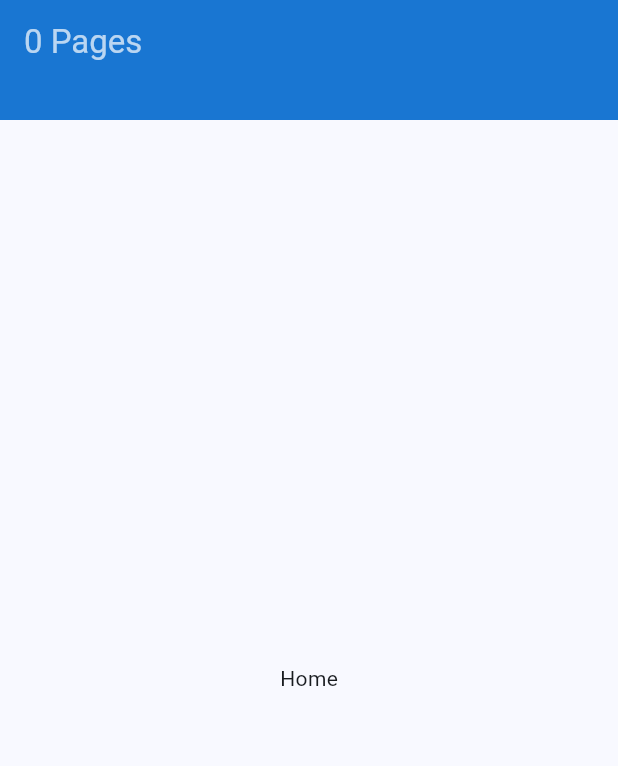
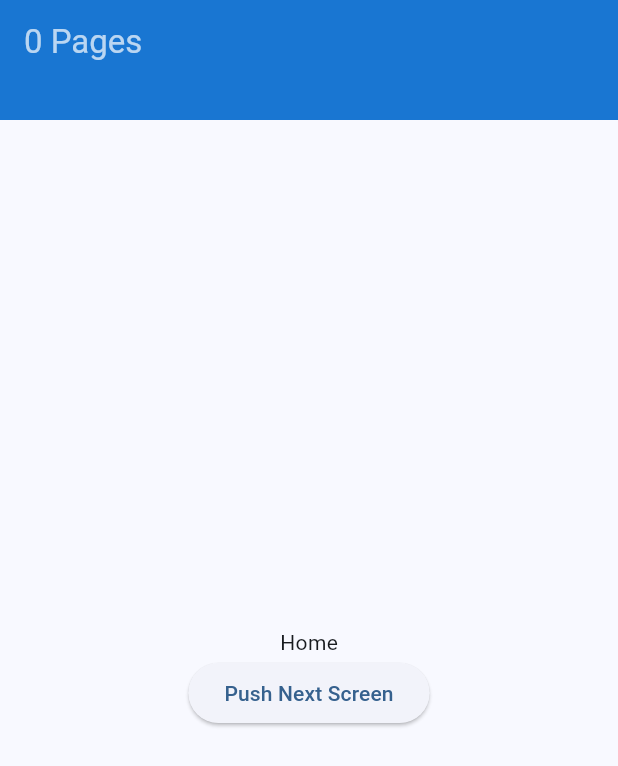
Before and after one commit to twinsunllc/navigation-example, a Flutter app: the screen it shows after launch, on a phone screen of 412 x 824 dp. Shown: the top 766 px of the screen. Run offline on Flutter 3.47's test engine with Material 3 defaults, Android fonts, the phone set to English and light mode, and no system bars; our stand-ins replace rxdart.

```diff
--- a/lib/bloc/navigation_bloc.dart
+++ b/lib/bloc/navigation_bloc.dart
@@ -1,3 +1,4 @@
+import 'package:flutter/material.dart';
 import 'package:rxdart/rxdart.dart';
 
 class NavigationBloc {
@@ -7,10 +8,10 @@ class NavigationBloc {
 
   static final NavigationBloc _instance = NavigationBloc._internal();
 
-  final BehaviorSubject<List<Object>> _stackSubject = BehaviorSubject.seeded([]);
+  final BehaviorSubject<List<Route>> _stackSubject = BehaviorSubject.seeded([]);
   Stream<List<Object>> get stackStream => _stackSubject.stream;
 
-  void pushToStack(Object screen) {
-    _stackSubject.add([..._stackSubject.value, screen]);
+  void pushToStack(Route route) {
+    _stackSubject.add([..._stackSubject.value, route]);
   }
 }
--- a/lib/screens/home_screen.dart
+++ b/lib/screens/home_screen.dart
@@ -1,4 +1,6 @@
 import 'package:flutter/material.dart';
+import 'package:navigation_example/bloc/navigation_bloc.dart';
+import 'package:navigation_example/screens/next_screen.dart';
 import 'package:navigation_example/widgets/default_app_bar.dart';
 
 class HomeScreen extends StatelessWidget {
@@ -6,10 +8,23 @@ class HomeScreen extends StatelessWidget {
 
   @override
   Widget build(BuildContext context) {
-    return const Scaffold(
-      appBar: DefaultAppBar(),
+    return Scaffold(
+      appBar: const DefaultAppBar(),
       body: Center(
-        child: Text('Home'),
+        child: Column(
+          mainAxisAlignment: MainAxisAlignment.center,
+          children: [
+            const Text('Home'),
+            ElevatedButton(
+              onPressed: () {
+                final route = MaterialPageRoute(builder: (_) => const NextScreen());
+                NavigationBloc().pushToStack(route);
+                Navigator.of(context).push(route);
+              },
+              child: const Text('Push Next Screen'),
+            ),
+          ],
+        ),
       ),
     );
   }
```
Also changed, not shown: lib/screens/next_screen.dart (added, +16 -0 lines).
